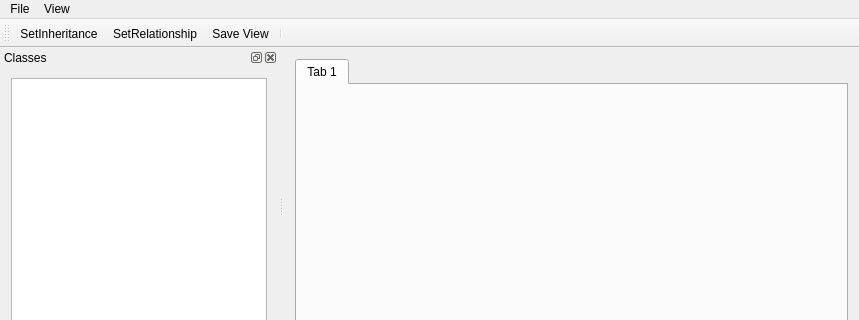
Before: the Qt Designer form ui/SchemaMainWindow.ui in jcfreeman2/dbe, drawn with Qt 5; both pictures show x 0 to 859 and y 0 to 320 of the 859 by 677 pixel window.
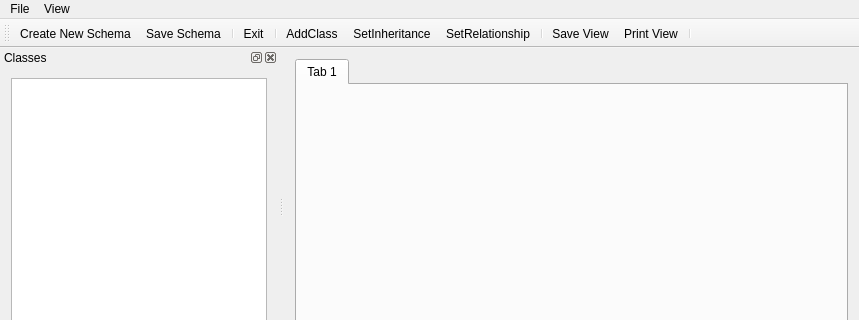
After: the same form once the commit is applied. Icons and pictures are not drawn.

Commit message: Add some new buttons to toolbar and shortcuts for actions. List modified files at exit and when saved

The edit to the form file:
```diff
--- a/ui/SchemaMainWindow.ui
+++ b/ui/SchemaMainWindow.ui
@@ -70,9 +70,19 @@
    <attribute name="toolBarBreak">
     <bool>false</bool>
    </attribute>
+   <addaction name="CreateNewSchema"/>
+   <addaction name="SaveSchema"/>
+   <addaction name="separator"/>
+   <addaction name="Exit"/>
+   <addaction name="separator"/>
+
+   <addaction name="AddClass"/>
+
    <addaction name="SetInheritance"/>
    <addaction name="SetRelationship"/>
+   <addaction name="separator"/>
    <addaction name="SaveView"/>
+   <addaction name="PrintView"/>
    <addaction name="separator"/>
   </widget>
   <widget class="QStatusBar" name="StatusBar"/>
```
Left out of the diff: 39 changed lines with no effect on the pictures. The commit also changes 5 other files.
